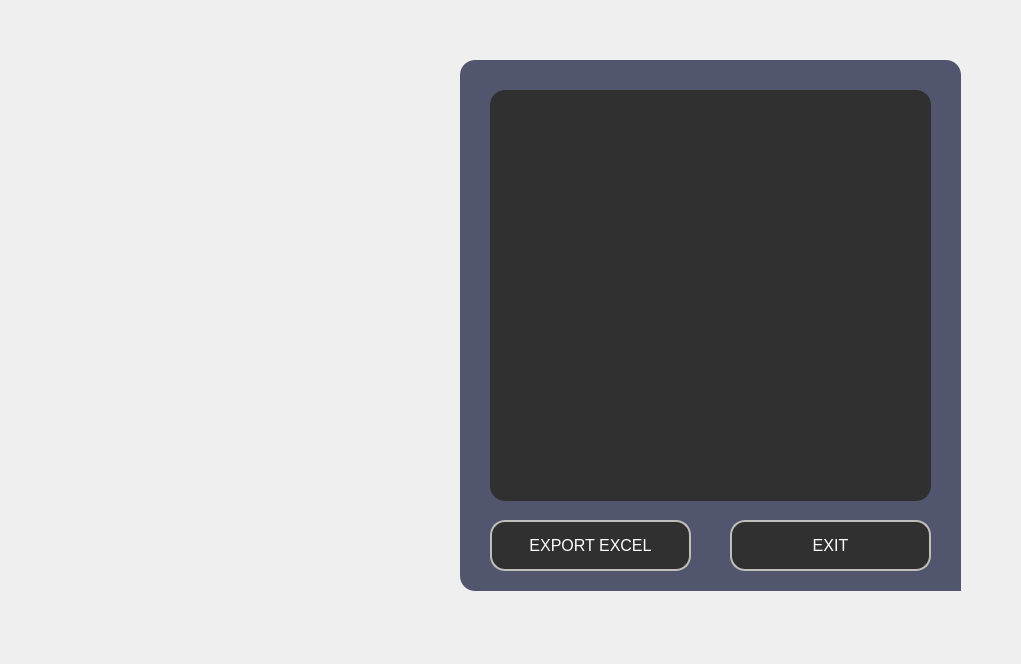
This is ALA/aff.ui in HediLengliz/Smart_Court_2A25 as Qt 5 draws it before an edit. The edited form follows.
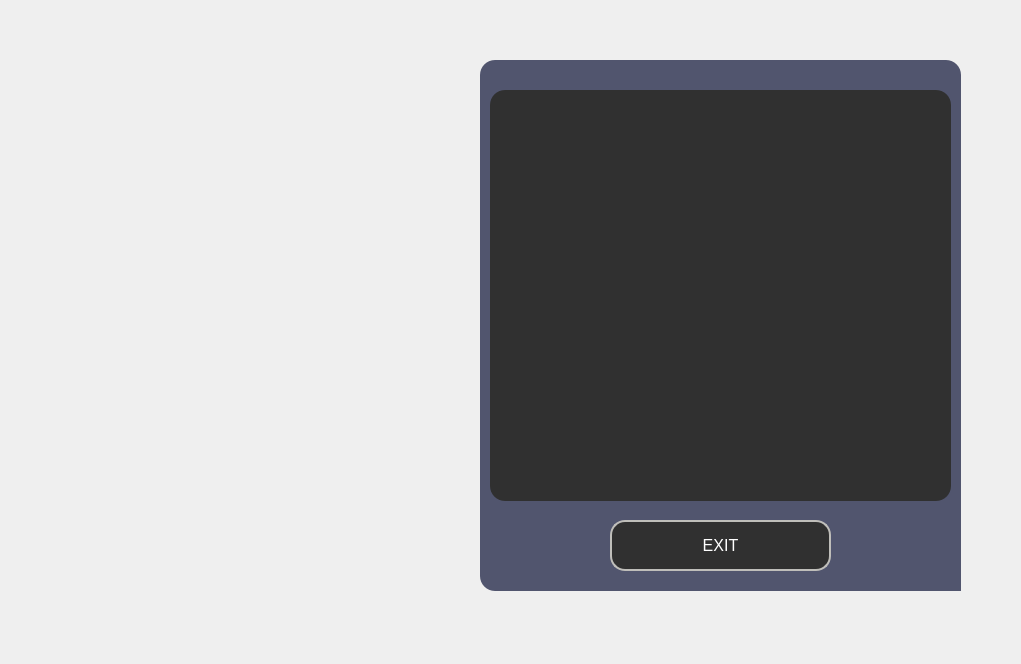
This is the edited form. Icons and pictures are not drawn.

The edit to the form file:
```diff
--- a/ALA/aff.ui
+++ b/ALA/aff.ui
@@ -21,9 +21,9 @@
   <widget class="QFrame" name="add_employee">
    <property name="geometry">
     <rect>
-     <x>460</x>
+     <x>480</x>
      <y>60</y>
-     <width>501</width>
+     <width>481</width>
      <height>531</height>
     </rect>
    </property>
@@ -62,9 +62,9 @@
    <widget class="QPushButton" name="add_new_employee">
     <property name="geometry">
      <rect>
-      <x>270</x>
+      <x>130</x>
       <y>460</y>
-      <width>201</width>
+      <width>221</width>
       <height>51</height>
      </rect>
     </property>
@@ -96,9 +96,9 @@
    <widget class="QTableView" name="TabAff">
     <property name="geometry">
      <rect>
-      <x>30</x>
+      <x>10</x>
       <y>30</y>
-      <width>441</width>
+      <width>461</width>
       <height>411</height>
      </rect>
     </property>
@@ -136,40 +136,6 @@
      <number>106</number>
     </attribute>
    </widget>
-   <widget class="QPushButton" name="ExportExcel">
-    <property name="geometry">
-     <rect>
-      <x>30</x>
-      <y>460</y>
-      <width>201</width>
-      <height>51</height>
-     </rect>
-    </property>
-    <property name="font">
-     <font>
-      <pointsize>12</pointsize>
-     </font>
-    </property>
-    <property name="styleSheet">
-     <string notr="true">*{
-color:white;
-border-radius: 15px;
-background:#303030;
-border: 2px solid #bfbeba;
-}
-
-*:hover
-{
-	color:#303030;
-	border-radius:15px;
-	background:white;
-border: 2px solid #bfbeba;
-}</string>
-    </property>
-    <property name="text">
-     <string>EXPORT EXCEL</string>
-    </property>
-   </widget>
   </widget>
  </widget>
  <resources/>
```
